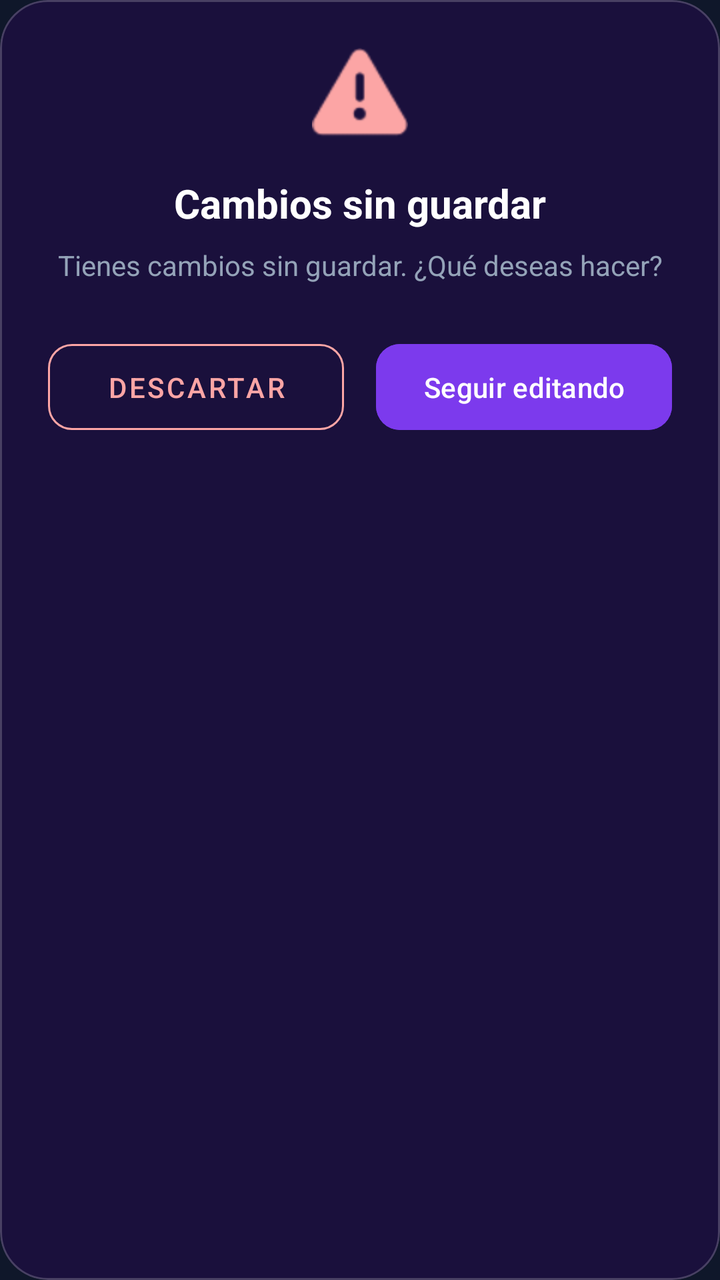
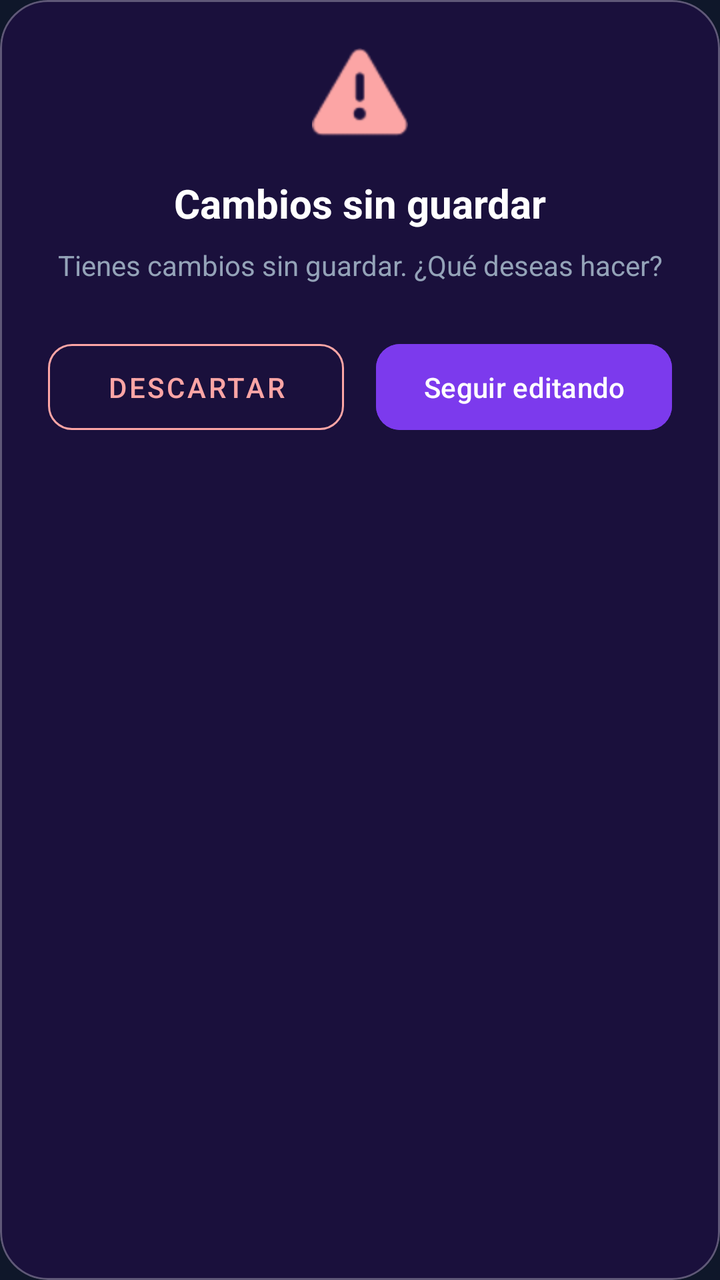

Screens rendered from an Android XML layout before and after an edit, with the pre-edit source and the edit as a unified diff.
<!-- AndroidManifest.xml: application theme Theme.Proyecto_Final_Moviles -->
<!-- res/layout/dialog_unsaved_changes.xml -->
<?xml version="1.0" encoding="utf-8"?>
<com.google.android.material.card.MaterialCardView xmlns:android="http://schemas.android.com/apk/res/android"
    xmlns:app="http://schemas.android.com/apk/res-auto"
    android:layout_width="match_parent"
    android:layout_height="wrap_content"
    android:layout_marginHorizontal="8dp"
    android:layout_marginBottom="8dp"
    app:cardBackgroundColor="#1A103C"
    app:cardCornerRadius="24dp"
    app:cardElevation="0dp"
    app:strokeColor="#33FFFFFF"
    app:strokeWidth="1dp">

    <LinearLayout
        android:layout_width="match_parent"
        android:layout_height="wrap_content"
        android:orientation="vertical"
        android:padding="24dp">

        <ImageView
            android:layout_width="48dp"
            android:layout_height="48dp"
            android:layout_gravity="center"
            android:layout_marginBottom="16dp"
            android:src="@android:drawable/ic_dialog_alert"
            app:tint="#fca5a5" />

        <TextView
            android:layout_width="match_parent"
            android:layout_height="wrap_content"
            android:text="Cambios sin guardar"
            android:textAlignment="center"
            android:textColor="#FFFFFF"
            android:textSize="20sp"
            android:textStyle="bold" />

        <TextView
            android:layout_width="match_parent"
            android:layout_height="wrap_content"
            android:layout_marginTop="8dp"
            android:layout_marginBottom="24dp"
            android:text="Tienes cambios sin guardar. ¿Qué deseas hacer?"
            android:textAlignment="center"
            android:textColor="#94a3b8"
            android:textSize="14sp" />

        <LinearLayout
            android:layout_width="match_parent"
            android:layout_height="wrap_content"
            android:orientation="horizontal">

            <com.google.android.material.button.MaterialButton
                android:id="@+id/btnDiscardChanges"
                style="@style/Widget.MaterialComponents.Button.OutlinedButton"
                android:layout_width="0dp"
                android:layout_height="wrap_content"
                android:layout_weight="1"
                android:layout_marginEnd="8dp"
                android:padding="12dp"
                android:text="Descartar"
                android:textColor="#fca5a5"
                app:cornerRadius="12dp"
                app:strokeColor="#fca5a5" />

            <com.google.android.material.button.MaterialButton
                android:id="@+id/btnKeepEditing"
                android:layout_width="0dp"
                android:layout_height="wrap_content"
                android:layout_weight="1"
                android:layout_marginStart="8dp"
                android:padding="12dp"
                android:backgroundTint="#7c3aed"
                android:text="Seguir editando"
                android:textColor="#FFFFFF"
                app:cornerRadius="12dp" />
        </LinearLayout>
    </LinearLayout>
</com.google.android.material.card.MaterialCardView>
<!-- resources referenced by this layout -->
<resources>
  <style name="Theme.Proyecto_Final_Moviles" parent="Base.Theme.Proyecto_Final_Moviles" />
  <style name="Base.Theme.Proyecto_Final_Moviles" parent="Theme.Material3.DayNight.NoActionBar">
          <item name="android:windowBackground">#0f172a</item>
          <item name="colorPrimary">#7c3aed</item>
          <item name="colorSurface">#1e293b</item>
          <item name="colorOnSurface">#FFFFFF</item>
      </style>
</resources>

<!-- the commit's change to res/layout/dialog_unsaved_changes.xml (unified diff, before → after) -->
@@ -8,7 +8,7 @@
     app:cardBackgroundColor="#1A103C"
     app:cardCornerRadius="24dp"
     app:cardElevation="0dp"
-    app:strokeColor="#33FFFFFF"
+    app:strokeColor="#4DFFFFFF"
     app:strokeWidth="1dp">
 
     <LinearLayout
